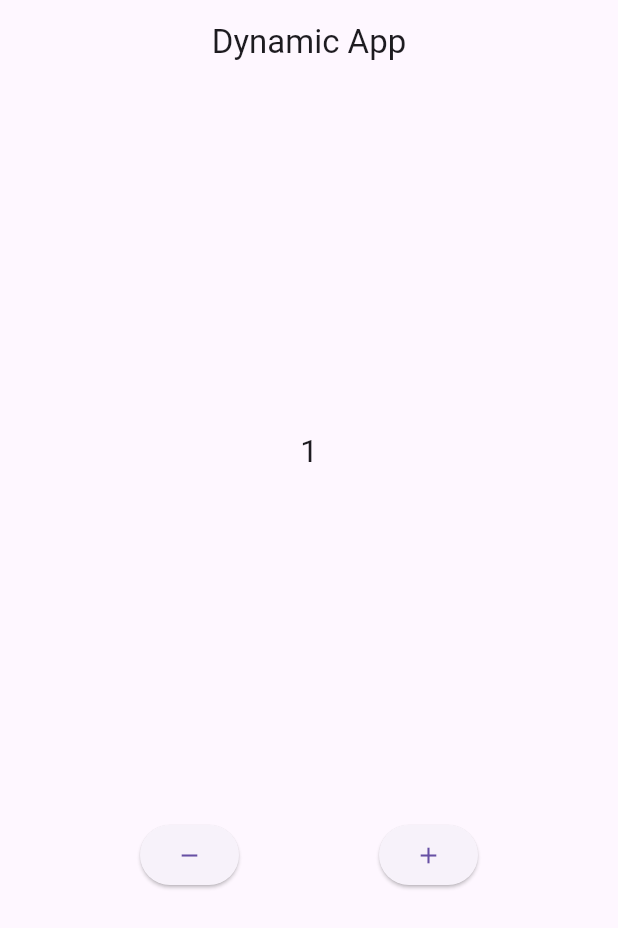
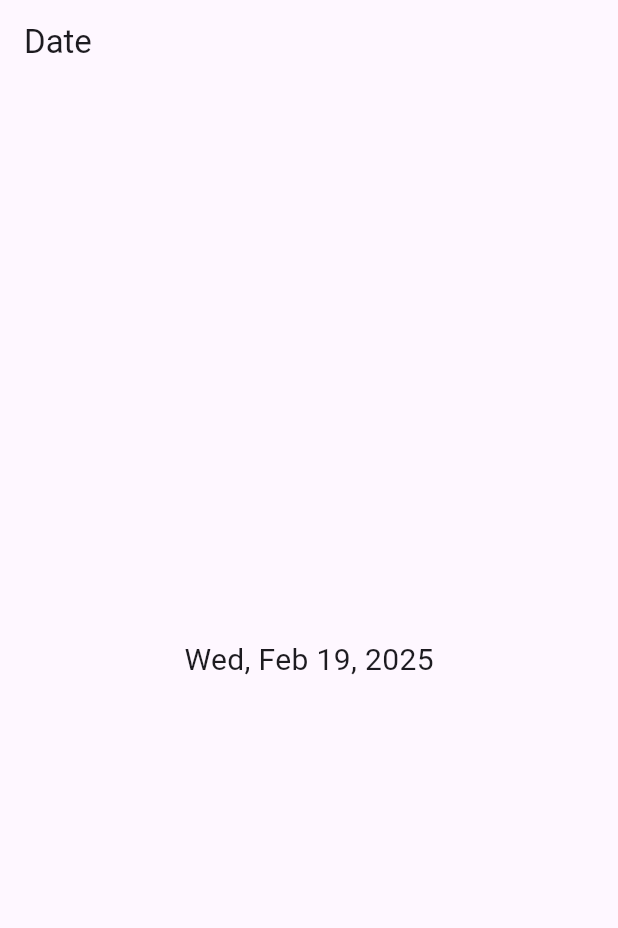
Before and after one commit to Pramartha/learnFlutter, a Flutter app: the screen it shows after launch, on a phone screen of 412 x 824 dp. Shown: the top 928 px of the screen. Run offline on Flutter 3.47's test engine with Material 3 defaults, Android fonts, the phone set to English and light mode, and no system bars; our stand-ins replace hive_flutter; accounts and stored records are empty.

Commit message:
date format

```diff
--- a/learnFlutter/New folder/simple_project/lib/main.dart
+++ b/learnFlutter/New folder/simple_project/lib/main.dart
@@ -1,4 +1,5 @@
 import 'package:flutter/material.dart';
+import 'package:intl/intl.dart';
 
 main() {
   runApp(MyApp());
@@ -12,46 +13,16 @@ class MyApp extends StatefulWidget {
 }
 
 class _MyAppState extends State<MyApp> {
-  int count = 1;
   @override
   Widget build(BuildContext context) {
     return MaterialApp(
-      debugShowCheckedModeBanner: false,
       home: Scaffold(
-        appBar: AppBar(title: Text("Dynamic App"), centerTitle: true),
-        body: Column(
-          mainAxisAlignment: MainAxisAlignment.spaceEvenly,
-          children: [
-            Text(
-              count.toString(),
-              style: TextStyle(fontSize: 20 + double.parse(count.toString())),
-            ),
-            Row(
-              mainAxisAlignment: MainAxisAlignment.spaceEvenly,
-              children: [
-                ElevatedButton(
-                  onPressed: () {
-                    if (count != 1) {
-                      setState(() {
-                        count--;
-                      });
-                    }
-                    print(count);
-                  },
-                  child: Icon(Icons.remove),
-                ),
-                ElevatedButton(
-                  onPressed: () {
-                    setState(() {
-                      count++;
-                    });
-                    print(count);
-                  },
-                  child: Icon(Icons.add),
-                ),
-              ],
-            ),
-          ],
+        appBar: AppBar(title: Text("Date")),
+        body: Center(
+          child: Text(
+            DateFormat.yMMMEd().format(DateTime.now()),
+            style: TextStyle(fontSize: 20),
+          ),
         ),
       ),
     );
--- a/learnFlutter/New folder/simple_project/pubspec.yaml
+++ b/learnFlutter/New folder/simple_project/pubspec.yaml
@@ -30,6 +30,7 @@ environment:
 dependencies:
   flutter:
     sdk: flutter
+  intl: ^0.20.2
 
   # The following adds the Cupertino Icons font to your application.
   # Use with the CupertinoIcons class for iOS style icons.
```
Also changed, not shown: learnFlutter/New folder/simple_project/pubspec.lock, 1 other file.
